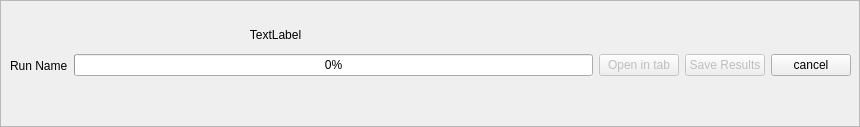
First picture: the form in frontend/designer_templates/result_frame.ui, repository tomaslibanomonteiro/Thesis-code, before the edit.
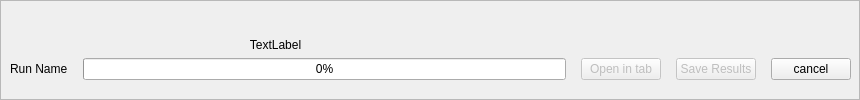
Second picture: the form after the edit.

Commit message: fixed result_frames align on top

```diff
--- a/frontend/designer_templates/result_frame.ui
+++ b/frontend/designer_templates/result_frame.ui
@@ -7,9 +7,21 @@
     <x>0</x>
     <y>0</y>
     <width>860</width>
-    <height>127</height>
+    <height>100</height>
    </rect>
   </property>
+  <property name="sizePolicy">
+   <sizepolicy hsizetype="Minimum" vsizetype="Minimum">
+    <horstretch>0</horstretch>
+    <verstretch>0</verstretch>
+   </sizepolicy>
+  </property>
+  <property name="minimumSize">
+   <size>
+    <width>860</width>
+    <height>100</height>
+   </size>
+  </property>
   <property name="windowTitle">
    <string>Frame</string>
   </property>
@@ -25,10 +37,16 @@
      <x>10</x>
      <y>10</y>
      <width>841</width>
-     <height>111</height>
+     <height>90</height>
     </rect>
    </property>
    <layout class="QHBoxLayout" name="horizontalLayout">
+    <property name="spacing">
+     <number>15</number>
+    </property>
+    <property name="topMargin">
+     <number>28</number>
+    </property>
     <item>
      <widget class="QLabel" name="label">
       <property name="text">
@@ -76,7 +94,7 @@
    <property name="geometry">
     <rect>
      <x>30</x>
-     <y>20</y>
+     <y>30</y>
      <width>491</width>
      <height>30</height>
     </rect>
```
The commit also changes 7 other files.
